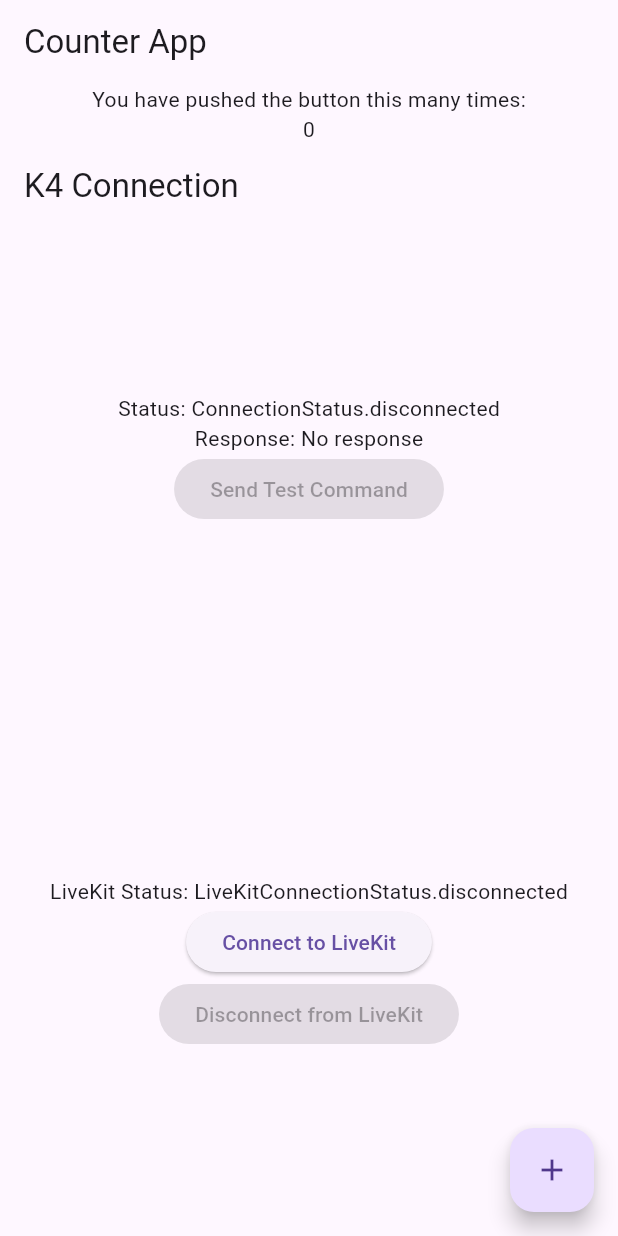
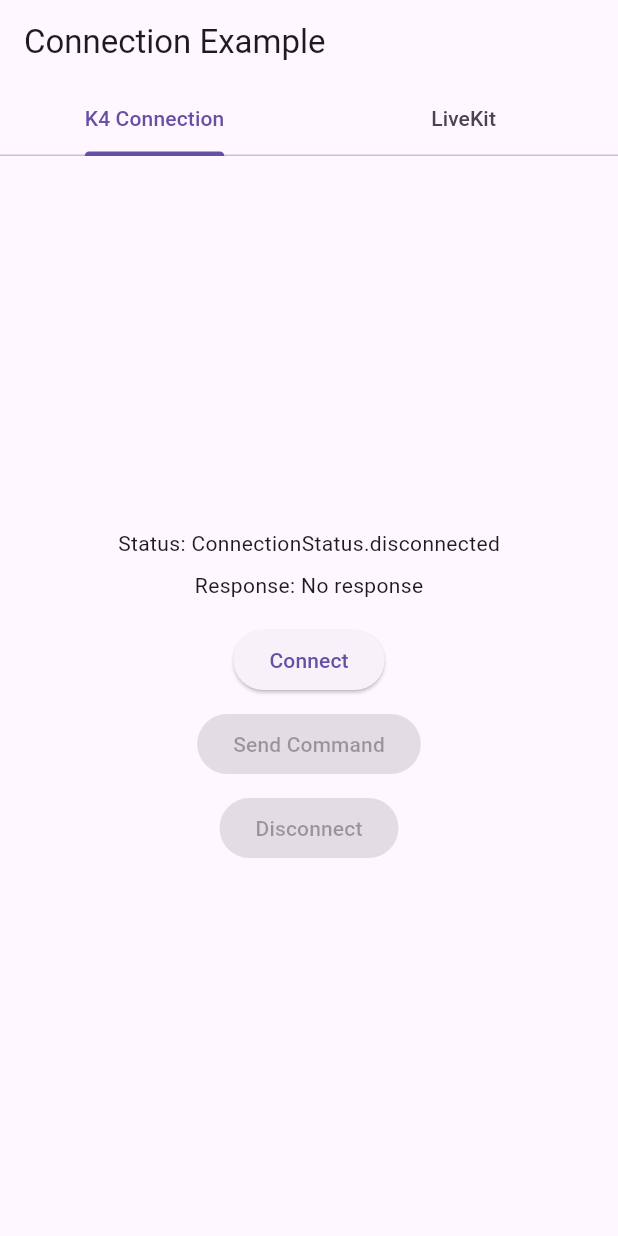
Before and after one commit to americanbwana/learn_riverpod, a Flutter app: the screen it shows after launch, on a phone screen of 412 x 824 dp. Run offline on Flutter 3.47's test engine with Material 3 defaults, Android fonts, the phone set to English and light mode, and no system bars; our stand-ins replace flutter_dotenv, flutter_riverpod; missing offline and left inert: livekit_client.

Commit message:
added ability to send and receive text data.  RX works.  Need to work on the other side

```diff
--- a/lib/main.dart
+++ b/lib/main.dart
@@ -1,24 +1,20 @@
-// main window
-// will use flutter_riverpod for state management
-// button will increment a value and update a text widget
-
 import 'package:flutter/material.dart';
 import 'package:flutter_riverpod/flutter_riverpod.dart';
-// my imports
-import 'package:learn_riverpod/screens/connection_screen.dart';
-import 'package:learn_riverpod/screens/livekit_screen.dart'; // Import LiveKit screen
+import 'package:flutter_dotenv/flutter_dotenv.dart';
+// Import your screens and services.
+import 'screens/connection_screen.dart';
+import 'screens/livekit_screen.dart';
 import 'config.dart';
 import 'services/connect_to_k4.dart';
-import 'services/livekit_connection_service.dart'; // Import LiveKit service
+import 'services/livekit_connection_service.dart';
 import 'providers/connection_state_notifier.dart';
-import 'providers/livekit_connection_notifier.dart'; // Import LiveKit notifier
-import 'package:flutter_dotenv/flutter_dotenv.dart';
+import 'providers/livekit_connection_notifier.dart';
 
-void main() async {
+Future<void> main() async {
   WidgetsFlutterBinding.ensureInitialized();
 
-    // Load the .env file
-    try {
+  // Load the .env file.
+  try {
     await dotenv.load(fileName: ".env");
     print('LIVEKIT_URL: ${dotenv.env['LIVEKIT_URL']}');
     print('LIVEKIT_TOKEN: ${dotenv.env['LIVEKIT_TOKEN']}');
@@ -26,37 +22,23 @@ void main() async {
     print('Failed to load .env file: $e');
   }
 
-  // Create the K4 connection service
-  final k4ConnectionService = K4ConnectionService();
+  // Create an instance of LiveKitConnectionService.
+  final liveKitService = LiveKitConnectionService();
+  // Pass that into the K4ConnectionService.
+  final k4ConnectionService = K4ConnectionService(liveKitService);
 
-  // Initialize the K4 connection
-  try {
-    await k4ConnectionService.connect(k4Host, k4Port);
-    print('Connected to K4 on $k4Host:$k4Port');
-  } catch (e) {
-    print('Failed to connect to K4: $e');
-  }
+  // Don't automatically connect on startup
+  // Let the user connect via the UI
 
-  // Create the LiveKit connection service
-  final liveKitConnectionService = LiveKitConnectionService();
-
-  // Initialize the LiveKit connection
-  try {
-    await liveKitConnectionService.connect();
-    print('Connected to LiveKit server');
-  } catch (e) {
-    print('Failed to connect to LiveKit server: $e');
-  }
-
-  // Pass the services to their respective providers
   runApp(
     ProviderScope(
       overrides: [
+        // Override both providers consistently using overrideWith
         connectionStateNotifierProvider.overrideWith(
-          (ref) => ConnectionStateNotifier(k4ConnectionService)..initializeState(),
+          (ref) => ConnectionStateNotifier(k4ConnectionService),
         ),
         liveKitConnectionNotifierProvider.overrideWith(
-          (ref) => LiveKitConnectionNotifier(liveKitConnectionService),
+          (ref) => LiveKitConnectionNotifier(liveKitService),
         ),
       ],
       child: MyApp(),
@@ -64,43 +46,29 @@ void main() async {
   );
 }
 
-// this is the state provider, with initial value of 0
-final counterProvider = StateProvider<int>((ref) => 0);
-
-class MyApp extends ConsumerWidget {
-  const MyApp({super.key});
-
+class MyApp extends StatelessWidget {
   @override
-  Widget build(BuildContext context, WidgetRef ref) {
+  Widget build(BuildContext context) {
     return MaterialApp(
-      home: Scaffold(
-        appBar: AppBar(title: Text('Counter App')),
-        body: Center(
-          child: Column(
-            mainAxisAlignment: MainAxisAlignment.center,
-            mainAxisSize: MainAxisSize.min,
-            children: <Widget>[
-              Text('You have pushed the button this many times:'),
-              Consumer(
-                builder: (context, ref, child) {
-                  // Watch the counterProvider state
-                  final count = ref.watch(counterProvider);
-                  return Text(
-                    '$count',
-                  );
-                },
-              ),
-              // Add the K4 connection screen
-              Expanded(child: ConnectionScreen()),
-              // Add the LiveKit connection screen
-              Expanded(child: LiveKitScreen()),
+      title: 'Learn Riverpod',
+      home: DefaultTabController(
+        length: 2,
+        child: Scaffold(
+          appBar: AppBar(
+            title: const Text('Connection Example'),
+            bottom: const TabBar(
+              tabs: [
+                Tab(text: 'K4 Connection'),
+                Tab(text: 'LiveKit'),
+              ],
+            ),
+          ),
+          body: TabBarView(
+            children: [
+              ConnectionScreen(),
+              LiveKitScreen(),
             ],
           ),
-        ),
-        floatingActionButton: FloatingActionButton(
-          onPressed: () => ref.read(counterProvider.notifier).state++,
-          tooltip: 'Increment',
-          child: Icon(Icons.add),
         ),
       ),
     );
--- a/lib/providers/connection_state_notifier.dart
+++ b/lib/providers/connection_state_notifier.dart
@@ -1,15 +1,17 @@
 import 'package:flutter_riverpod/flutter_riverpod.dart';
 import '../models/connection_state.dart';
 import '../services/connect_to_k4.dart';
+import '../services/livekit_connection_service.dart';
 
-// The ConnectionStateNotifier class is responsible for managing the connection state and handling user actions related to the connection. It uses the K4ConnectionService to interact with the TCP connection.
-// StateNotifier<ConnectionState> loads the connection state model (models/connection_state.dart)
+/// The ConnectionStateNotifier is responsible for managing the connection state for the K4 device.
+/// It delegates the actual work to K4ConnectionService.
+/// K4ConnectionService now requires a LiveKitConnectionService, so we supply it in the provider.
 class ConnectionStateNotifier extends StateNotifier<ConnectionState> {
   final K4ConnectionService _connectionService;
 
   ConnectionStateNotifier(this._connectionService)
       : super(ConnectionState.initial()) {
-    // Listen to responses from the K4 device
+    // Listen for responses coming from the K4 device.
     _connectionService.responses.listen((response) {
       state = state.copyWith(response: response);
     });
@@ -29,7 +31,6 @@ class ConnectionStateNotifier extends StateNotifier<ConnectionState> {
   }
 
   void initializeState() {
-    // Check if the connection is already established
     if (_connectionService.isConnected()) {
       state = state.copyWith(status: ConnectionStatus.connected);
     } else {
@@ -40,7 +41,7 @@ class ConnectionStateNotifier extends StateNotifier<ConnectionState> {
   void sendCommand(String command) {
     try {
       print("Sending command: $command from connection state notifier");
-      _connectionService.sendCommand(command);  // delegate to the service
+      _connectionService.sendCommand(command); // delegate to the service
     } catch (e) {
       state = state.copyWith(
         status: ConnectionStatus.error,
@@ -51,30 +52,14 @@ class ConnectionStateNotifier extends StateNotifier<ConnectionState> {
 
   Future<void> disconnect() async {
     await _connectionService.disconnect();
-    state = state.copyWith(status: ConnectionStatus.disconnected);  //delegate to the service
+    state = state.copyWith(status: ConnectionStatus.disconnected);
   }
 }
 
+/// The provider now constructs ConnectionStateNotifier by passing a K4ConnectionService
+/// that is created with an instance of LiveKitConnectionService.
 final connectionStateNotifierProvider =
     StateNotifierProvider<ConnectionStateNotifier, ConnectionState>(
-  (ref) => ConnectionStateNotifier(K4ConnectionService()),
+  (ref) => ConnectionStateNotifier(
+      K4ConnectionService(LiveKitConnectionService())),
 );
-
-/*
-K4ConnectionService Handles the "How":
-
-It knows how to send a command or disconnect from the K4 device.
-It provides the actual implementation for these actions.
-ConnectionStateNotifier Handles the "When" and "Why":
-
-It decides when to call sendCommand or disconnect based on the app's state or user actions.
-It updates the app's state after performing these actions.
-
-Responsibilities of K4ConnectionService
-The K4ConnectionService is a service class that directly interacts with the TCP connection. It:
-
-Manages the socket connection (e.g., connecting, sending commands, receiving responses, disconnecting).
-Provides a StreamController to broadcast responses from the K4 device.
-Handles low-level errors (e.g., socket errors) and ensures the connection is properly closed.
-This class is reusable and independent of any state management logic. It focuses solely on managing the connection.
-*/
--- a/lib/screens/connection_screen.dart
+++ b/lib/screens/connection_screen.dart
@@ -4,44 +4,57 @@
 // - Display the connection status and latest response
 // - Provide a button or input field to send commands to K4
 
+import 'package:flutter/material.dart';
 import 'package:flutter_riverpod/flutter_riverpod.dart';
-import 'package:flutter/material.dart';
-// import '../providers/connection_provider.dart';
 import '../models/connection_state.dart';
 import '../providers/connection_state_notifier.dart';
+import '../config.dart'; // Import config to get host and port
 
 class ConnectionScreen extends ConsumerWidget {
-  const ConnectionScreen({super.key});
+  const ConnectionScreen({Key? key}) : super(key: key);
 
   @override
   Widget build(BuildContext context, WidgetRef ref) {
-    // watch the connection state
+    // Watch the connection state
     final connectionState = ref.watch(connectionStateNotifierProvider);
 
-    return Scaffold(
-      appBar: AppBar(
-        title: Text('K4 Connection'),
+    // Remove the Scaffold and just use a container with padding
+    return Padding(
+      padding: const EdgeInsets.all(16.0),
+      child: Center(
+        child: SingleChildScrollView(
+          child: Column(
+            mainAxisSize: MainAxisSize.min, // Use min to prevent expansion
+            mainAxisAlignment: MainAxisAlignment.center,
+            children: [
+              Text('Status: ${connectionState.status}'),
+              const SizedBox(height: 8),
+              Text('Response: ${connectionState.response ?? 'No response'}'),
+              const SizedBox(height: 16),
+              ElevatedButton(
+                // Only allow connect if disconnected
+                onPressed: connectionState.status == ConnectionStatus.disconnected
+                    ? () => ref.read(connectionStateNotifierProvider.notifier)
+                        .connect(k4Host, k4Port) // Use config values
+                    : null,
+                child: const Text('Connect'),
               ),
-      body: Center(
-        child: Column(
-          mainAxisAlignment: MainAxisAlignment.center,
-          children: <Widget>[
-            Text('Status: ${connectionState.status}'),
-            Text('Response: ${connectionState.response ?? "No response"}'),
-            if (connectionState.status == ConnectionStatus.error)
-              Text('Error: ${connectionState.error ?? "Unknown error"}'),
+              const SizedBox(height: 8),
               ElevatedButton(
                 onPressed: connectionState.status == ConnectionStatus.connected
-              // sendCommand if the connection is connected
-                  ? () {
-                    // copy the results of the command to the state and notify listeners
-                      ref.read(connectionStateNotifierProvider.notifier).sendCommand('FA;');
-                    }
-                    // or don't if its not connected
+                    ? () => ref.read(connectionStateNotifierProvider.notifier).sendCommand('FA;')
                     : null,
-              child: Text('Send Test Command'),
+                child: const Text('Send Command'),
+              ),
+              const SizedBox(height: 8),
+              ElevatedButton(
+                onPressed: connectionState.status == ConnectionStatus.connected
+                    ? () => ref.read(connectionStateNotifierProvider.notifier).disconnect()
+                    : null,
+                child: const Text('Disconnect'),
               ),
             ],
+          ),
         ),
       ),
     );
--- a/lib/services/connect_to_k4.dart
+++ b/lib/services/connect_to_k4.dart
@@ -1,46 +1,63 @@
 import 'dart:io';
 import 'dart:async';
+import 'livekit_connection_service.dart';
 
+/// Service to manage the connection to the K4 device.
+/// Requires a LiveKitConnectionService to forward responses via the data channel.
 class K4ConnectionService {
   Socket? _socket; // TCP socket for the connection
   final StreamController<String> _responseController =
-      StreamController.broadcast();
+      StreamController.broadcast(); // Make it a broadcast controller
+  // LiveKit service for sending data.
+  final LiveKitConnectionService _liveKitService;
 
-  // Step 1: Define a method to establish the connection
-  // - Use Socket.connect() to connect to the K4 device on the specified host and port.
-  // - Handle connection errors and update the state accordingly.
+  /// Constructor now requires a LiveKitConnectionService.
+  K4ConnectionService(this._liveKitService);
+
   Future<void> connect(String host, int port) async {
+    // If already connected, don't reconnect
+    if (_socket != null) {
+      print('Already connected to K4');
+      return;
+    }
+
     try {
+      print('Connecting to K4 on $host:$port');
       _socket = await Socket.connect(host, port);
       print('Connected to K4 on $host:$port');
-      sendCommand("IF;");
 
-      // Step 3: Listen for incoming data from the socket
-      // - Use _socket.listen() to handle incoming data.
-      // - Convert the data to a string and add it to the _responseController stream.
+      // Use a single stream subscription
       _socket!.listen(
         (data) {
           final response = String.fromCharCodes(data);
-          _responseController.add(response); // Broadcast the response
+          print('Response received: $response');
+          _responseController.add(response);
+
+          // If LiveKit is connected, forward the response
+          if (_liveKitService.isConnected()) {
+            _liveKitService.sendData(response);
+          } else {
+            print('Cannot send data: Not connected to LiveKit');
+          }
         },
         onError: (error) {
           print('Socket error: $error');
-          disconnect(); // Handle errors by disconnecting
+          _responseController.addError(error);
         },
         onDone: () {
-          print('Socket closed by the server');
-          disconnect(); // Handle socket closure
+          print('Socket closed');
+          _socket = null;
         },
       );
+
+      // Send initial command
+      sendCommand('IF;');
     } catch (e) {
       print('Failed to connect: $e');
-      rethrow; // Re-throw the error to handle it in the calling code
+      rethrow;
     }
   }
 
-  // Step 4: Define a method to send commands to K4
-  // - Write the command to the socket.
-  // - Ensure the socket is connected before sending.
   void sendCommand(String command) {
     if (_socket != null) {
       _socket!.write(command);
@@ -50,65 +67,18 @@ class K4ConnectionService {
     }
   }
 
-  // Step 5: Define a method to disconnect
-  // - Close the socket and clean up resources.
   Future<void> disconnect() async {
     await _socket?.close();
     _socket = null;
     print('Disconnected from K4');
   }
 
-  // Step 6: Expose the response stream
-  // - Provide a getter for the _responseController's stream so other parts of the app can listen to responses.
+  bool isConnected() => _socket != null;
+
   Stream<String> get responses => _responseController.stream;
 
-  // Step 7: Dispose resources
-  // - Close the StreamController when the service is no longer needed.
+  /// Dispose resources to avoid memory leaks
   void dispose() {
     _responseController.close();
   }
-
-  // Check if the socket is connected
-  bool isConnected() {
-    return _socket != null;
-  }
 }
-
-/*
-Explanation of Steps
-Establish the Connection:
-
-Use Socket.connect() to connect to the K4 device.
-Handle errors (e.g., connection failures) and update the state accordingly.
-Send the Initial Command:
-
-After the connection is established, send the initial command "IF;" to the K4 device.
-Listen for Incoming Data:
-
-Use _socket.listen() to listen for responses from the K4 device.
-Convert the incoming data to a string and broadcast it using _responseController.
-Send Commands:
-
-Provide a method to send commands to the K4 device.
-Ensure the socket is connected before attempting to send data.
-Disconnect:
-
-Provide a method to close the connection and clean up resources.
-Expose the Response Stream:
-
-Use a StreamController to broadcast incoming data so other parts of the app can listen to it.
-Dispose Resources:
-
-Close the StreamController when the service is no longer needed to avoid memory leaks.
-Next Steps
-Integrate with ConnectionStateNotifier:
-
-Use this service in your ConnectionStateNotifier to manage the connection and update the state reactively.
-For example, call connect() in the notifier and listen to the responses stream to update the state with incoming data.
-Test the Connection:
-
-Write a simple test script to verify that the connection works and responses are received correctly.
-Handle Edge Cases:
-
-Handle scenarios like reconnection, timeouts, and invalid responses.
-*/
```
Also changed, not shown: lib/providers/livekit_connection_notifier.dart (+7 -0 lines), lib/providers/livekit_connection_provider.dart (+65 -9 lines), lib/screens/livekit_screen.dart (+15 -1 lines), lib/services/livekit_connection_service.dart (+49 -11 lines), 1 other file. Lines whose indentation alone changed are shown as unchanged.
